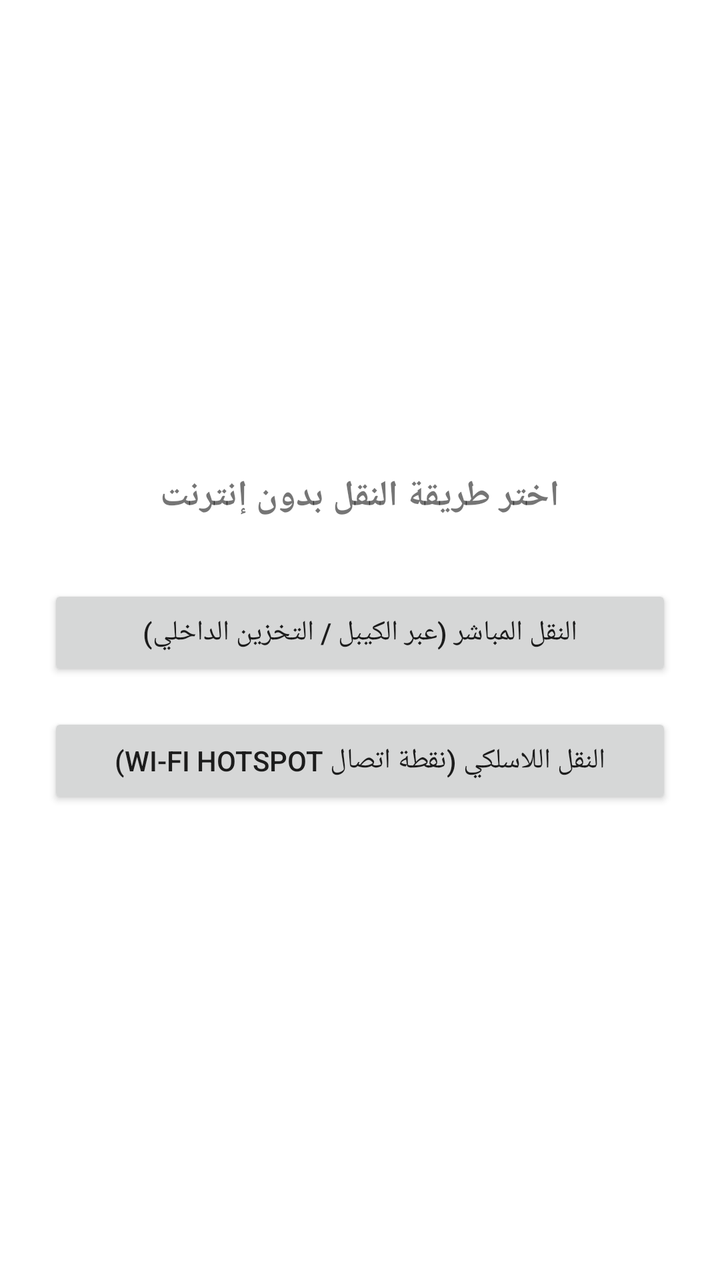
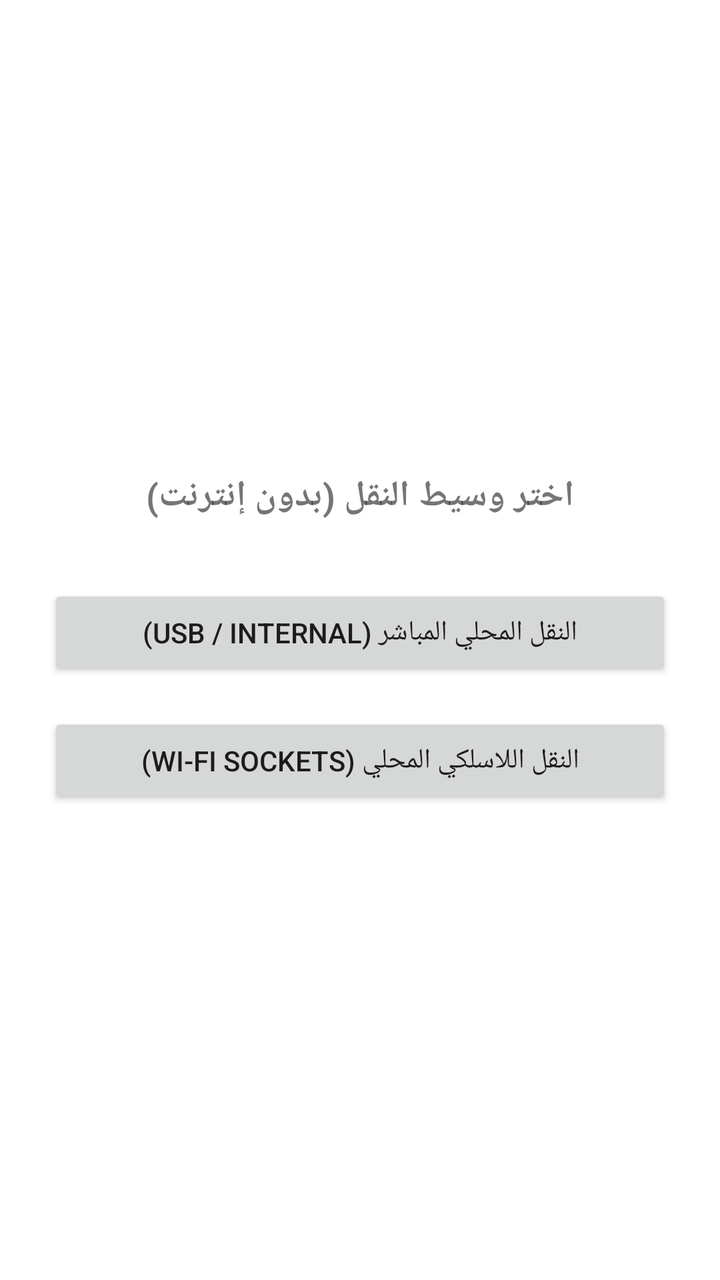

An Android layout rendered at two revisions. The XML below is the earlier revision; the diff shows what the commit changed to produce the second picture.
<!-- AndroidManifest.xml: fallback theme Theme.MaterialComponents.DayNight.NoActionBar -->
<!-- res/layout/activity_mode_selection.xml -->
<?xml version="1.0" encoding="utf-8"?>
<LinearLayout xmlns:android="http://schemas.android.com/apk/res/android"
    android:layout_width="match_parent"
    android:layout_height="match_parent"
    android:orientation="vertical"
    android:padding="24dp"
    android:gravity="center">

    <TextView
        android:layout_width="wrap_content"
        android:layout_height="wrap_content"
        android:text="اختر طريقة النقل بدون إنترنت"
        android:textSize="18sp"
        android:textStyle="bold"
        android:layout_marginBottom="32dp" />

    <Button
        android:id="@+id/btnUsbMode"
        android:layout_width="match_parent"
        android:layout_height="wrap_content"
        android:text="النقل المباشر (عبر الكيبل / التخزين الداخلي)"
        android:layout_marginBottom="16dp" />

    <Button
        android:id="@+id/btnWifiMode"
        android:layout_width="match_parent"
        android:layout_height="wrap_content"
        android:text="النقل اللاسلكي (نقطة اتصال Wi-Fi Hotspot)" />

</LinearLayout>
<!-- resources referenced by this layout -->
<resources>

</resources>

<!-- the commit's change to res/layout/activity_mode_selection.xml (unified diff, before → after) -->
@@ -9,7 +9,7 @@
     <TextView
         android:layout_width="wrap_content"
         android:layout_height="wrap_content"
-        android:text="اختر طريقة النقل بدون إنترنت"
+        android:text="اختر وسيط النقل (بدون إنترنت)"
         android:textSize="18sp"
         android:textStyle="bold"
         android:layout_marginBottom="32dp" />
@@ -18,13 +18,13 @@
         android:id="@+id/btnUsbMode"
         android:layout_width="match_parent"
         android:layout_height="wrap_content"
-        android:text="النقل المباشر (عبر الكيبل / التخزين الداخلي)"
+        android:text="النقل المحلي المباشر (USB / Internal)"
         android:layout_marginBottom="16dp" />
 
     <Button
         android:id="@+id/btnWifiMode"
         android:layout_width="match_parent"
         android:layout_height="wrap_content"
-        android:text="النقل اللاسلكي (نقطة اتصال Wi-Fi Hotspot)" />
+        android:text="النقل اللاسلكي المحلي (Wi-Fi Sockets)" />
 
 </LinearLayout>
